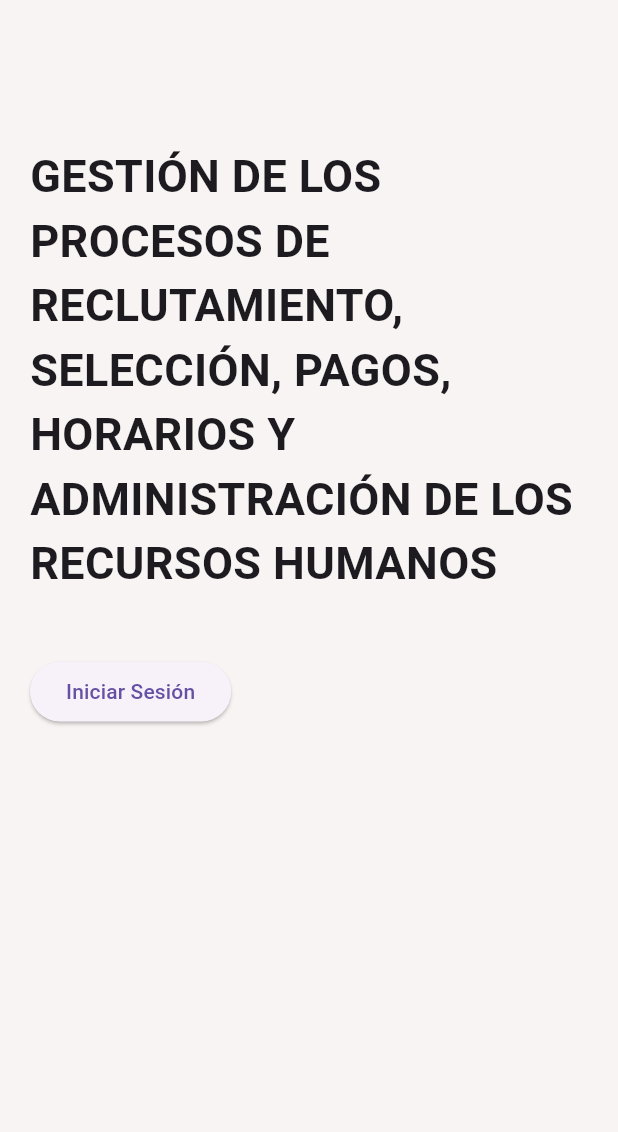
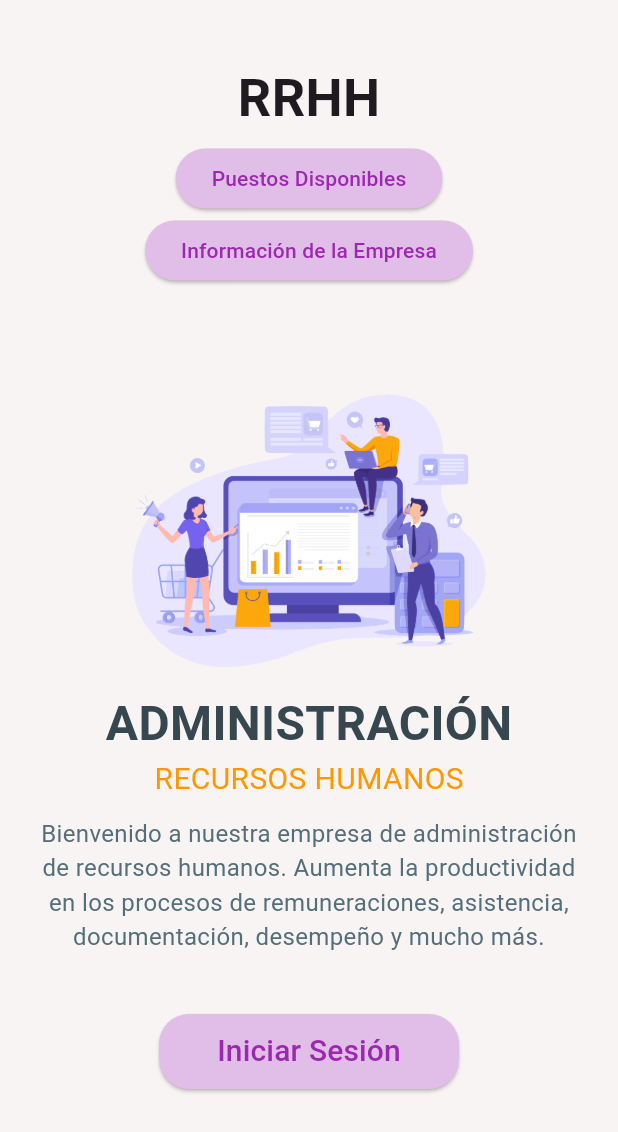
Before and after one commit to ItsGustavoSebas/RRHH_Movil, a Flutter app: the screen it shows after launch, on a phone screen of 412 x 824 dp. Shown: the top 1132 px of the screen. Run offline on Flutter 3.47's test engine with Material 3 defaults, Android fonts, the phone set to English and light mode, and no system bars; our stand-ins replace flutter_secure_storage; missing offline and left inert: advance_pdf_viewer, flutter_pdfview; accounts and stored records are empty.

Commit message:
PV-HomeScreenTry

```diff
--- a/lib/screens/login/home_screens.dart
+++ b/lib/screens/login/home_screens.dart
@@ -9,6 +9,7 @@ import 'package:flutter_secure_storage/flutter_secure_storage.dart';
 import 'package:rrhh_movil/services/postulante.dart';
 import 'package:url_launcher/url_launcher.dart';
 import 'package:rrhh_movil/screens/screens.dart';
+
 class HomeScreen extends StatefulWidget {
   const HomeScreen({Key? key}) : super(key: key);
 
@@ -38,28 +39,99 @@ class _HomeScreenState extends State<HomeScreen> {
     return Consumer<AuthService>(builder: (context, auth, child) {
       if (!auth.authentificated) {
         return Scaffold(
-          appBar: AppBar(
-            backgroundColor: const Color.fromARGB(255, 248, 244, 243),
-            elevation: 0, // Remove shadow
-            title: const Text(
-              '',
-              style: TextStyle(color: Colors.black), // Text color
-            ),
-          ),
           body: Padding(
-            padding: const EdgeInsets.fromLTRB(20.0, 40.0, 20.0, 0.0),
+            padding:
+                const EdgeInsets.symmetric(horizontal: 20.0, vertical: 40.0),
             child: Column(
               crossAxisAlignment: CrossAxisAlignment.start,
               children: [
-                Text(
-                  'GESTIÓN DE LOS PROCESOS DE RECLUTAMIENTO, SELECCIÓN, PAGOS, HORARIOS Y ADMINISTRACIÓN DE LOS RECURSOS HUMANOS',
+                Center(
+                  child: Text(
+                    'RRHH',
                     style: TextStyle(
-                    fontSize: 30,
+                      fontSize: 35,
                       fontWeight: FontWeight.bold,
                     ),
                   ),
+                ),
+                SizedBox(height: 5),
+                Center(
+                  child: ElevatedButton(
+                    onPressed: () {
+                      // Acción del botón "Puestos Disponibles"
+                    },
+                    style: ElevatedButton.styleFrom(
+                      shape: RoundedRectangleBorder(
+                        borderRadius: BorderRadius.circular(20.0),
+                      ),
+                      backgroundColor: Colors.purple[100], // background color
+                    ),
+                    child: Text(
+                      'Puestos Disponibles',
+                      style: TextStyle(
+                        color: Colors.purple, // text color
+                      ),
+                    ),
+                  ),
+                ),
+
+                Center(
+                  child: ElevatedButton(
+                    onPressed: () {
+                      // Acción del botón "Puestos Disponibles"
+                    },
+                    style: ElevatedButton.styleFrom(
+                      shape: RoundedRectangleBorder(
+                        borderRadius: BorderRadius.circular(20.0),
+                      ),
+                      backgroundColor: Colors.purple[100], // background color
+                    ),
+                    child: Text(
+                      'Información de la Empresa',
+                      style: TextStyle(
+                        color: Colors.purple, // text color
+                      ),
+                    ),
+                  ),
+                ),
+
+                Expanded(
+                  child: Center(
+                    child: Column(
+                      mainAxisSize: MainAxisSize.min,
+                      children: [
+                        Image.asset(
+                          'assets/utils/HomeScreenPicture.png', // Path to your image
+                          height: 200,
+                        ),
+                        SizedBox(height: 10),
+                        Text(
+                          'ADMINISTRACIÓN',
+                          style: TextStyle(
+                            fontSize: 32,
+                            fontWeight: FontWeight.bold,
+                            color: Colors.blueGrey[800],
+                          ),
+                        ),
+                        Text(
+                          'RECURSOS HUMANOS',
+                          style: TextStyle(
+                            fontSize: 20,
+                            color: Colors.orange,
+                          ),
+                        ),
+                        SizedBox(height: 10),
+                        Text(
+                          'Bienvenido a nuestra empresa de administración de recursos humanos. Aumenta la productividad en los procesos de remuneraciones, asistencia, documentación, desempeño y mucho más.',
+                          textAlign: TextAlign.center,
+                          style: TextStyle(
+                            fontSize: 16,
+                            color: Colors.blueGrey[600],
+                          ),
+                        ),
                         SizedBox(height: 40),
-                ElevatedButton(
+                        Align(
+                          child: ElevatedButton(
                             onPressed: () {
                               Navigator.push(
                                 context,
@@ -68,9 +140,28 @@ class _HomeScreenState extends State<HomeScreen> {
                                 ),
                               );
                             },
-                  child: Text('Iniciar Sesión'),
+                            style: ElevatedButton.styleFrom(
+                              shape: RoundedRectangleBorder(
+                                borderRadius: BorderRadius.circular(20.0),
                               ),
-                SizedBox(height: 20),
+                              backgroundColor:
+                                  Colors.purple[100], // background color
+                              minimumSize: Size(
+                                  200, 50), // Define el tamaño mínimo del botón
+                            ),
+                            child: Text(
+                              'Iniciar Sesión',
+                              style: TextStyle(
+                                color: Colors.purple, // text color
+                                fontSize: 20, // Tamaño de fuente del texto
+                              ),
+                            ),
+                          ),
+                        ),
+                      ],
+                    ),
+                  ),
+                ),
               ],
             ),
           ),
@@ -146,7 +237,6 @@ class _HomeScreenState extends State<HomeScreen> {
                           ),
                           ElevatedButton(
                             onPressed: () {
-
                               Navigator.push(
                                 context,
                                 MaterialPageRoute(
@@ -156,7 +246,8 @@ class _HomeScreenState extends State<HomeScreen> {
                                   ),
                                 ),
                               );
-                            },style: ElevatedButton.styleFrom(
+                            },
+                            style: ElevatedButton.styleFrom(
                               backgroundColor: Colors
                                   .blue, // Set the background color to blue
                             ),
--- a/lib/screens/login/login_screen.dart
+++ b/lib/screens/login/login_screen.dart
@@ -25,7 +25,7 @@ class LoginScreen extends StatelessWidget {
                     const SizedBox(height: 10),
                     Text(
                       'Iniciar Sesión',
-                      style: Theme.of(context).textTheme.headline6,
+                      style: Theme.of(context).textTheme.headlineSmall,
                     ),
                     const SizedBox(height: 30),
                     ChangeNotifierProvider(
@@ -63,7 +63,7 @@ class _LoginForm extends StatelessWidget {
             autocorrect: false,
             keyboardType: TextInputType.emailAddress,
             decoration: InputDecorations.authInputDecoration(
-              hintText: 'user@gmail.com',
+              hintText: '',
               labelText: 'Correo Electrónico',
               prefixIcon: Icons.alternate_email_sharp,
             ),
@@ -74,7 +74,7 @@ class _LoginForm extends StatelessWidget {
             autocorrect: false,
             keyboardType: TextInputType.emailAddress,
             decoration: InputDecorations.authInputDecoration(
-              hintText: 'Password',
+              hintText: '',
               labelText: 'Contraseña',
               prefixIcon: Icons.lock_outline,
             ),
```
Also changed, not shown: assets/utils/HomeScreenPicture.png (added), pubspec.lock. Lines whose indentation alone changed are shown as unchanged.
